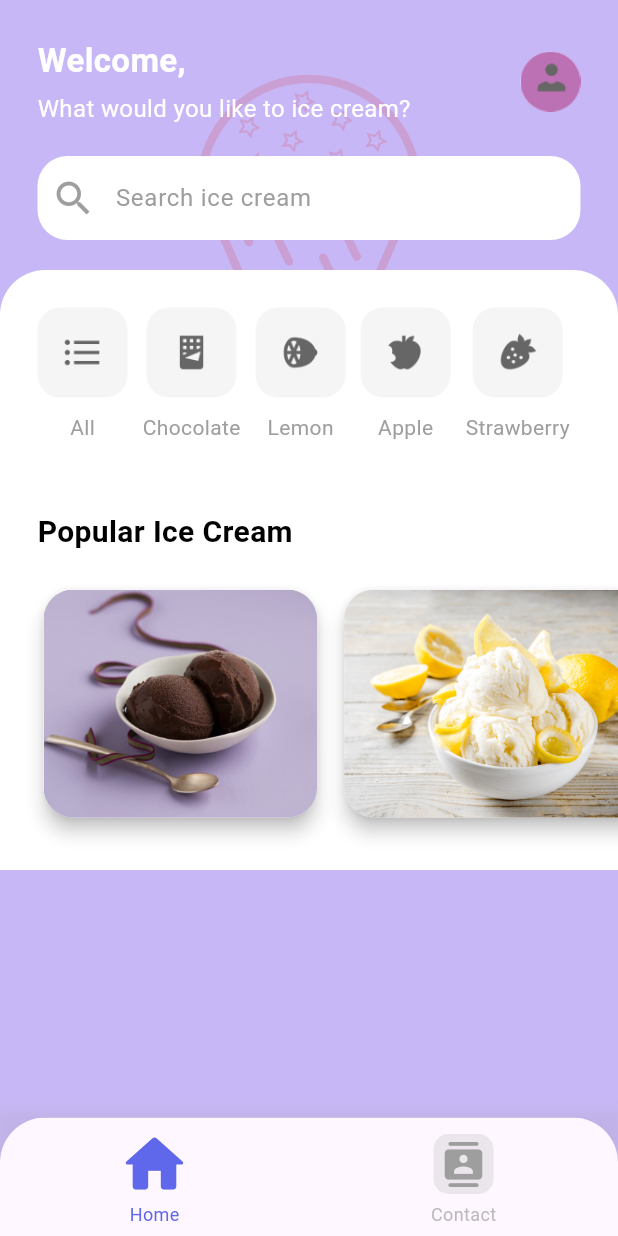
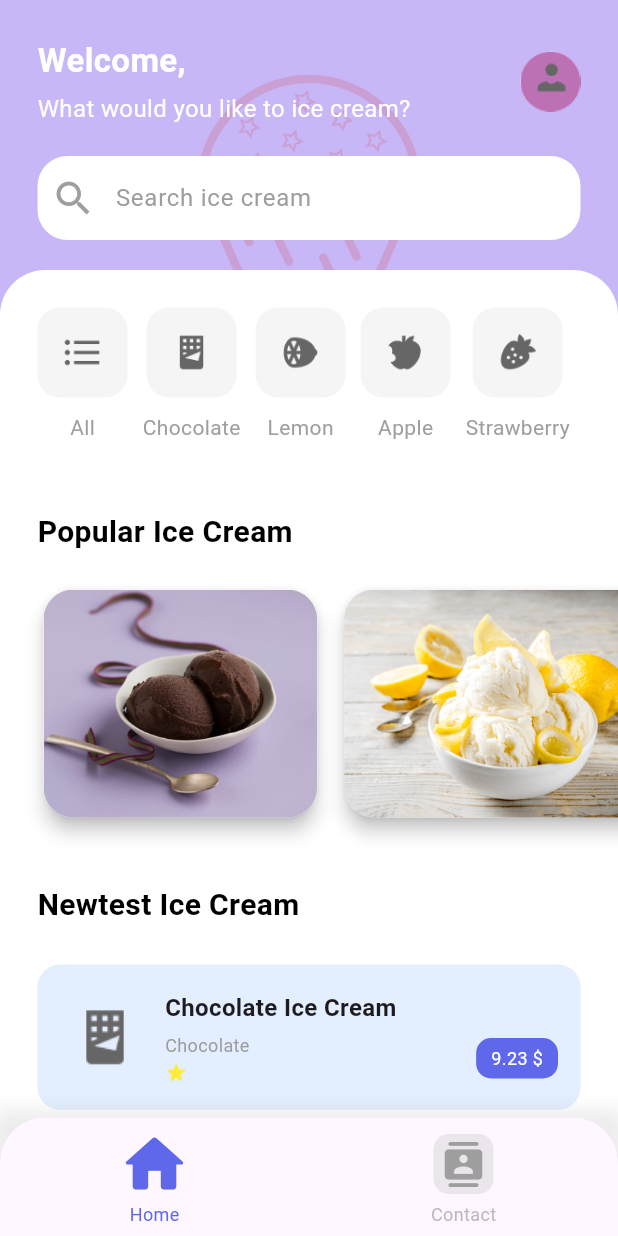
Before and after one commit to RomainDoyen/ice_creams, a Flutter app: the screen it shows after launch, on a phone screen of 412 x 824 dp. Run offline on Flutter 3.47's test engine with Material 3 defaults, Android fonts, the phone set to English and light mode, and no system bars.

Commit message:
feat(home/widgets/newest.dart): Creation of a recent products section

```diff
--- a/lib/pages/home/home.dart
+++ b/lib/pages/home/home.dart
@@ -39,6 +39,7 @@ class HomePage extends StatelessWidget {
 
   Widget NavigationBar() {
     return Container(
+      color: Colors.white,
       child: Container(
         decoration: BoxDecoration(
           boxShadow: [
--- a/lib/pages/home/widgets/category.dart
+++ b/lib/pages/home/widgets/category.dart
@@ -1,4 +1,5 @@
 import 'package:flutter/material.dart';
+import 'package:ice_creams/pages/home/widgets/newest.dart';
 import 'package:ice_creams/pages/home/widgets/popular.dart';
 
 class CategorySection extends StatelessWidget {
@@ -30,7 +31,7 @@ class CategorySection extends StatelessWidget {
   @override
   Widget build(BuildContext context) {
     return Container(
-      height: 400,
+      height: 1000,
       decoration: const BoxDecoration(
         color: Colors.white,
         borderRadius: BorderRadius.only(
@@ -90,6 +91,18 @@ class CategorySection extends StatelessWidget {
             ),
           ),
           PopularIceCream(),
+          Container(
+            margin: const EdgeInsets.only(left: 25, top: 20),
+            child: const Text(
+              'Newtest Ice Cream',
+              style: TextStyle(
+                color: Colors.black,
+                fontWeight: FontWeight.bold,
+                fontSize: 20,
+              ),
+            ),
+          ),
+          NewestIceCream(),
         ],
       ),
     );
--- /dev/null
+++ b/lib/pages/home/widgets/newest.dart
@@ -0,0 +1,84 @@
+import 'package:flutter/material.dart';
+import 'package:ice_creams/models/icecream.dart';
+
+class NewestIceCream extends StatelessWidget {
+  NewestIceCream({super.key});
+
+  final List<IceCream> icecreams = IceCream.icecreams();
+
+  @override
+  Widget build(BuildContext context) {
+    return Container(
+      padding: const EdgeInsets.all(25),
+      child: Column(
+        children: icecreams.map((icecream) => Container(
+          padding: const EdgeInsets.all(15),
+          margin: const EdgeInsets.only(bottom: 20),
+          decoration: BoxDecoration(
+            color: Color(0xFFE3EEFF),
+            borderRadius: BorderRadius.circular(15),
+          ),
+          child: Row(children: [
+            ClipRRect(
+              borderRadius: BorderRadius.circular(5),
+              child: Image.asset(icecream.icon, width: 60),
+            ),
+            const SizedBox(width: 10),
+            Expanded(child: Column(
+                crossAxisAlignment: CrossAxisAlignment.start,
+                children: [
+                  Text(
+                    icecream.name,
+                    style: const TextStyle(
+                      fontSize: 16,
+                      fontWeight: FontWeight.bold,
+                    ),
+                  ),
+                  const SizedBox(height: 5),
+                  Row(
+                    mainAxisAlignment: MainAxisAlignment.spaceBetween,
+                    children: [
+                      Column(
+                        crossAxisAlignment: CrossAxisAlignment.start,
+                        children: [
+                          Text(
+                            icecream.type,
+                            style: const TextStyle(
+                              color: Colors.grey,
+                              fontSize: 12,
+                            ),
+                          ),
+                          const SizedBox(height: 2),
+                          const Row(
+                            children: [
+                              Icon(Icons.star, color: Colors.yellow, size: 15),
+                            ],
+                          )
+                        ],
+                      ),
+                      Container(
+                        padding: const EdgeInsets.symmetric(horizontal: 10, vertical: 5),
+                        decoration: BoxDecoration(
+                          color: const Color(0xFF5F67EA),
+                          borderRadius: BorderRadius.circular(10),
+                        ),
+                        child: Text(
+                          '${icecream.price} \$',
+                          style: const TextStyle(
+                            color: Colors.white,
+                            fontSize: 12,
+                          ),
+                        ),
+                      )
+                    ],
+                  ),
+                ],
+              )
+            )
+          ],
+          ),
+        )).toList(),
+      ),
+    );
+  }
+}
```
